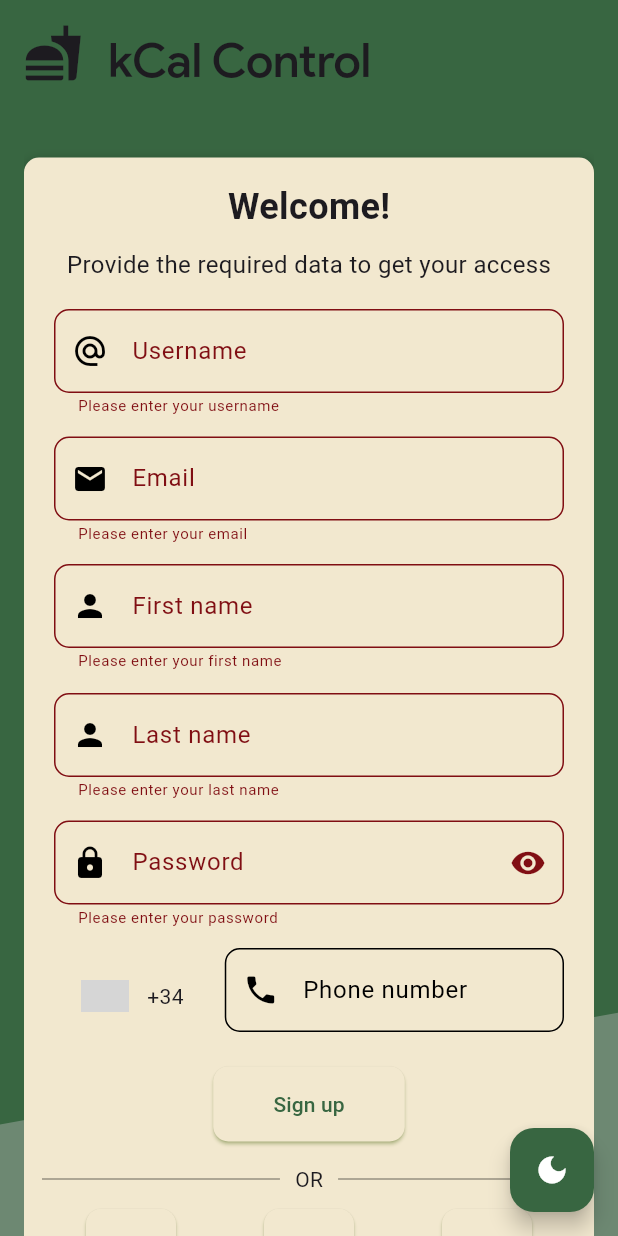
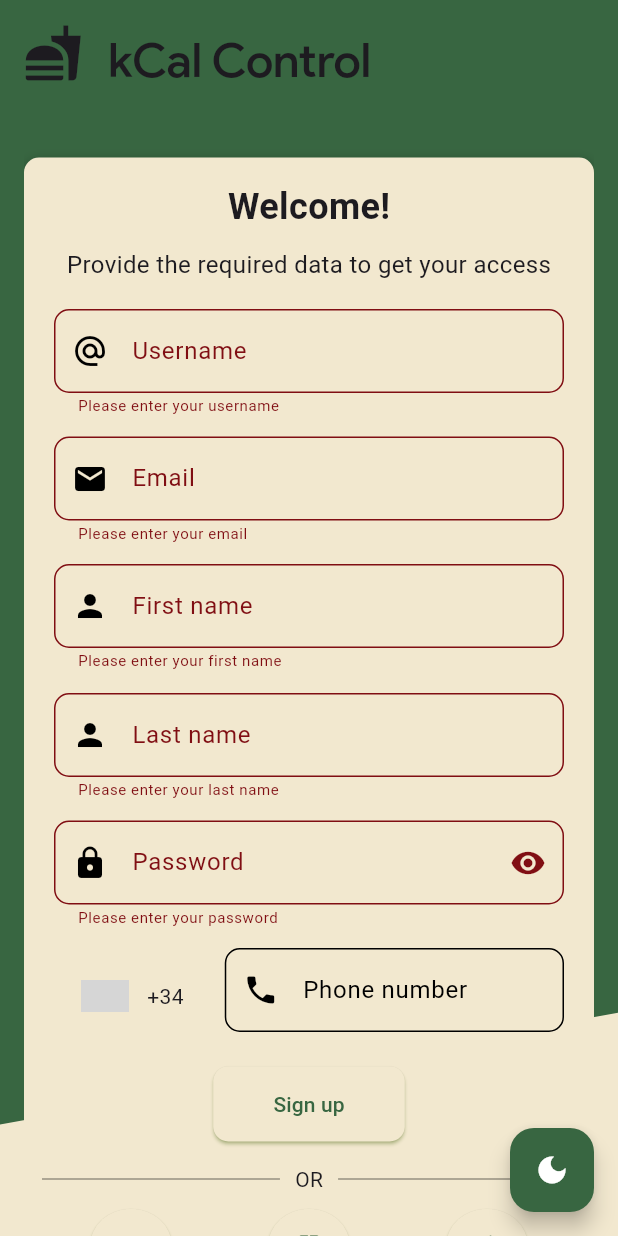
Before and after one commit to pablichoka/k_front, a Flutter app: the MobileSignUpPage screen opened directly, after a tap on "Sign up", on a phone screen of 412 x 824 dp. Run offline on Flutter 3.47's test engine with Material 3 defaults, Android fonts, the light colour scheme and no system bars; drawn by our look-alikes of intl_phone_number_input; our stand-ins replace flutter_secure_storage, infinite_carousel, sidebarx; missing offline and left inert: material_theme_builder; accounts and stored records are empty; grey boxes are pictures that could not be loaded.

Commit message:
Minor visual and code adjustments

```diff
--- a/lib/widgets/common/o_auth_buttons.dart
+++ b/lib/widgets/common/o_auth_buttons.dart
@@ -4,18 +4,22 @@ ElevatedButton oAuth2Buttons({required String text, required IconData icon}) {
   return ElevatedButton(
     style: ElevatedButton.styleFrom(
       padding: const EdgeInsets.symmetric(horizontal: 10, vertical: 15),
-      shape: RoundedRectangleBorder(
+      shape: text != ''
+          ? RoundedRectangleBorder(
               borderRadius: BorderRadius.circular(10.0),
-      ),
+            )
+          : const CircleBorder(eccentricity: 0.5),
     ),
     onPressed: () => {},
-    child: Row(
+    child: text != ''
+        ? Row(
             mainAxisAlignment: MainAxisAlignment.start,
             children: <Widget>[
               Icon(icon),
               const SizedBox(width: 10),
               Text(text),
             ],
-    ),
+          )
+        : Icon(icon),
   );
 }
--- a/lib/widgets/desktop/background_index.dart
+++ b/lib/widgets/desktop/background_index.dart
@@ -39,7 +39,7 @@ class BackgroundPainter extends CustomPainter {
     bottomPath.lineTo(0, size.height);
     bottomPath.close();
 
-    paint.color = Theme.of(context).highlightColor;
+    paint.color = Theme.of(context).colorScheme.secondary;
     canvas.drawPath(bottomPath, paint);
   }
 
```
Lines whose indentation alone changed are shown as unchanged.
